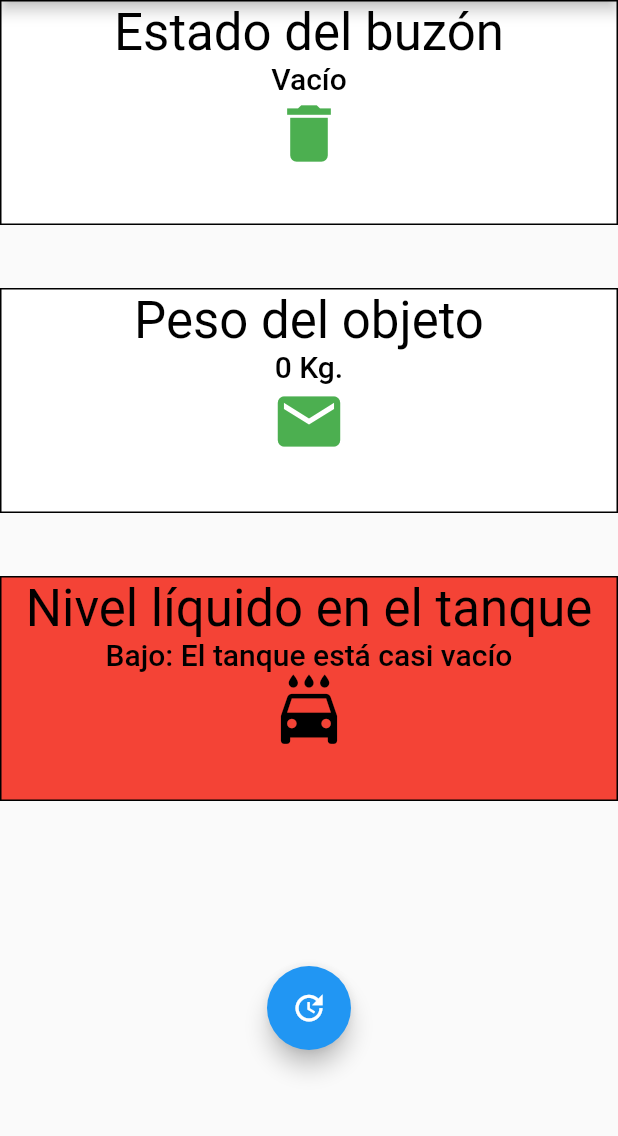
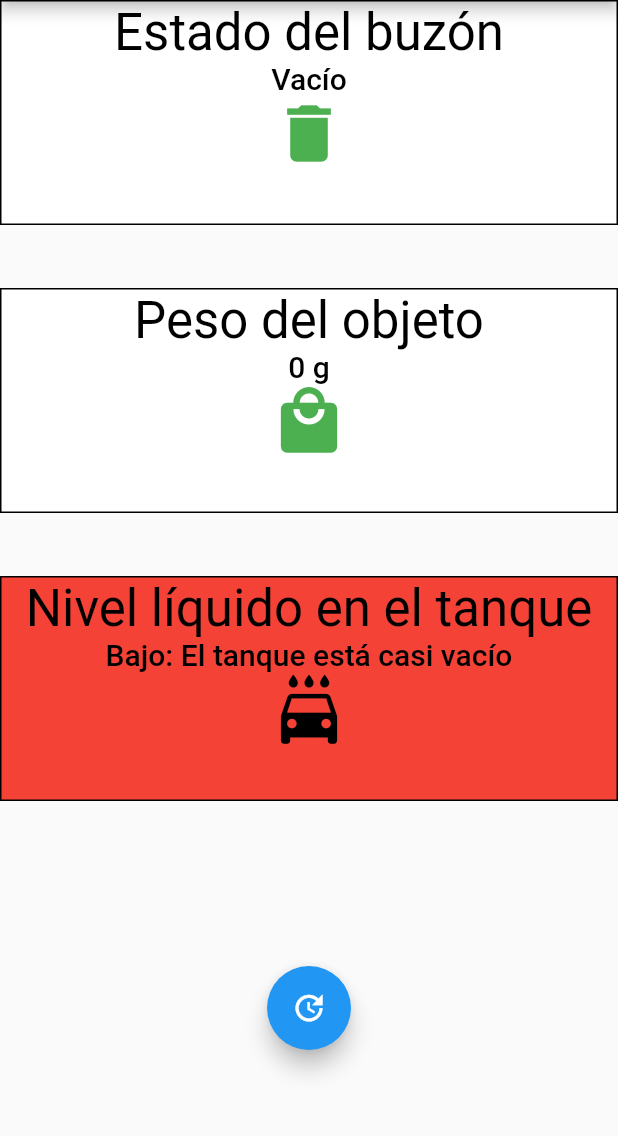
Before and after one commit to ErickTejaxun/-ACE2-Practica1_G19, a Flutter app: the screen it shows after launch, after a tap on the "update" icon, on a phone screen of 412 x 824 dp, the part 84-1220 px from its top. Run offline on Flutter 3.47's test engine with Material 2 defaults, Android fonts, the phone set to English and light mode, and no system bars; our stand-ins replace flutter_local_notifications, rxdart; network calls fail.

Commit message:
Fix App issues
-Version 0.1.0 app

```diff
--- a/SmartApp/smartapp_buzon/lib/main.dart
+++ b/SmartApp/smartapp_buzon/lib/main.dart
@@ -15,7 +15,7 @@ var colores = [Colors.green, Colors.blue, Colors.blue];
 var estados_contenedor = ['Bajo: El tanque está casi vacío','Medio: Debajo del 50%','Alto: Mayor del 50%'];
 var colores_estado_contendores= [Colors.red, Colors.yellow, Colors.green];
 var estados_variables = [0,0,0]; //0: Estado del buzón, 1: Peso del objeto, 2: Estado del tanque
-var estado_buzon = ['Vacío', 'Lleno'];
+var estado_buzon = ['Vacío', 'Hay objetos dentro del buzón.'];
 
 
 
@@ -56,7 +56,7 @@ class _BuzonBodyStateWidget extends State<BuzonBodyWidget>
   int _estado_tanque = 2;
 
   Icon _iconoEstadoBuzon = Icon(Icons.delete,color: Colors.green,size: 50.0,);
-  Icon _iconoPeso = Icon(Icons.markunread,color: Colors.green,size: 50.0,);
+  Icon _iconoPeso = Icon(Icons.local_mall,color: Colors.green,size: 50.0,);
   Icon _iconoTanque = Icon(Icons.local_car_wash,color: Colors.black,size: 50.0,);
 
   var flutterLocalNotificationsPlugin = FlutterLocalNotificationsPlugin();
@@ -67,7 +67,7 @@ class _BuzonBodyStateWidget extends State<BuzonBodyWidget>
     {
       ApiService.getDataBuzon();
       ApiService.getDataTanque();
-      _pesoObjeto = estados_variables[0];
+      _pesoObjeto = estados_variables[1];
       _estado_buzon = _pesoObjeto==0? 0:1;
       print('-----------Peso objeto\t'+_pesoObjeto.toString());
       print('-----------Estado del buzón\t'+_estado_buzon.toString());
@@ -182,7 +182,7 @@ class _BuzonBodyStateWidget extends State<BuzonBodyWidget>
                       colorFondo: Colors.white ,
                       widget: Elemento(
                         titulo: Titulo(tamanioFuente: 1, texto:titulos[1]),
-                        mensaje: Titulo(tamanioFuente: 2, texto: '$_pesoObjeto Kg.'),
+                        mensaje: Titulo(tamanioFuente: 2, texto: '$_pesoObjeto g'),
                         icono: _iconoPeso,
                       )
                     ),
--- a/SmartApp/smartapp_buzon/lib/rest_api.dart
+++ b/SmartApp/smartapp_buzon/lib/rest_api.dart
@@ -45,8 +45,9 @@ class ApiService
       //return json.decode(response.body);
       //return json.decode(response.body);
       var respuesta = json.decode(response.body);
+      print(respuesta);
       var mensaje = respuesta['message'];
-      var data = respuesta['data']['Items'];
+      var data = respuesta['Items'];
       var peso = data[0]['llenado'];
       if(peso!=null)
       {
@@ -58,7 +59,7 @@ class ApiService
       {
       }
 
-      print('Estado del tanque\t' +peso );
+      print('Estado del tanque\t' +estados_variables[2].toString() );
 
       return true;
     }
@@ -100,15 +101,16 @@ class ApiService
     {
       //return json.decode(response.body);
       var respuesta = json.decode(response.body);
+      print(respuesta);
       var mensaje = respuesta['message'];
-      var data = respuesta['data']['Items'];
+      var data = respuesta['Items'];
       var peso = data[0]['peso'];
       if(peso!=null)
       {
         estados_variables[1] = int.parse(peso);
         estados_variables[0] = 1;
       }
-      print('Peso del objeto\t'+peso);
+      print('Peso del objeto\t'+estados_variables[1].toString());
     }
     return estados_variables[1];
   }
```
Also changed, not shown: 1 other file.
